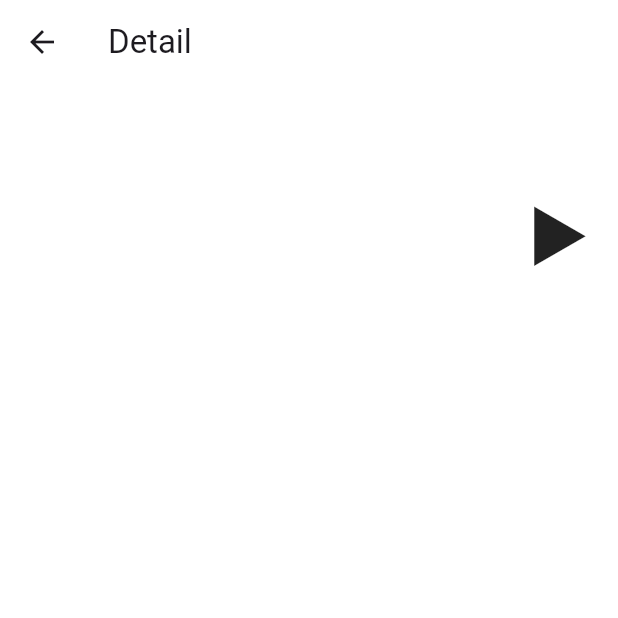
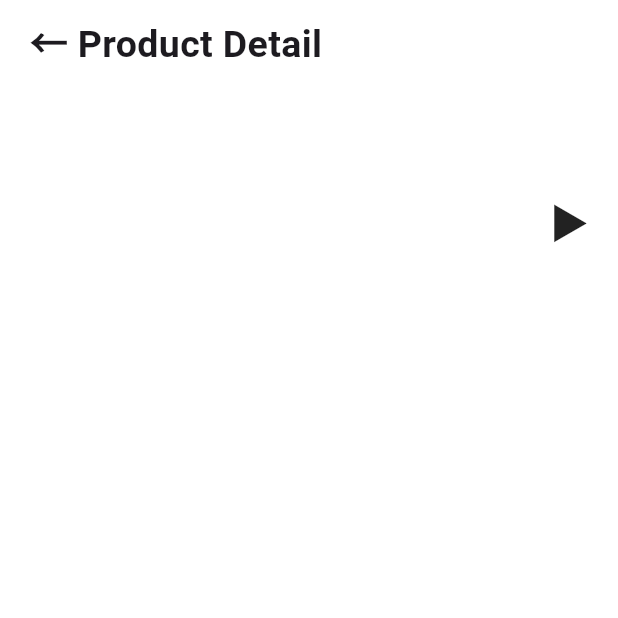
Before and after one commit to YSLee-Dev/FLUTTER-Product, a Flutter app: the DetailWidget screen opened directly, on a phone screen of 412 x 824 dp, the top half of it. Run offline on Flutter 3.47's test engine with Material 3 defaults, Android fonts, the phone set to English and light mode, and no system bars; network calls fail.

Commit message:
Design(Detail): AppBar를 사용하지 않고 title 구성 및 디자인 변경

```diff
--- a/lib/Presentation/Detail/DetailWidget.dart
+++ b/lib/Presentation/Detail/DetailWidget.dart
@@ -42,20 +42,26 @@ class _DetailWidgetState extends State<DetailWidget> {
     final _provider = context.watch<DetailViewModel>();
 
     return Scaffold(
-      appBar: AppBar(
       backgroundColor: Colors.white,
-        scrolledUnderElevation: 0,
-        title: Text("Detail"),
+      body: SafeArea(
+          child: Container(
+              padding: EdgeInsets.only(left: 20, right: 20, top: 10),
+              color: Colors.white,
+              child: Column(
+                crossAxisAlignment: CrossAxisAlignment.start,
+                children: [
+                  GestureDetector(
+                    onTap: () {
+                      Navigator.pop(context);
+                    },
+                    child: Text("← Product Detail", style: TextStyle(fontWeight: FontWeight.bold, fontSize: 25),)
                   ),
-      body: Container(
-        padding: EdgeInsets.only(left: 20, right: 20),
-        color: Colors.white,
-        child: ListView(
+                  Expanded(child: ListView(
                     children: [
                       SizedBox(
                           height: 200,
                           child: Stack(
-                alignment: Alignment.center,
+                            alignment: Alignment.bottomCenter,
                             children: [
                               PageView.builder(
                                   scrollDirection: Axis.horizontal,
@@ -80,12 +86,12 @@ class _DetailWidgetState extends State<DetailWidget> {
                               if (!imageWidgetLeftArrowisHideen)
                                 Container(
                                   alignment: Alignment.centerLeft,
-                      child: Text("◀", style: TextStyle(fontSize: 40, fontWeight: FontWeight.w600, color: Colors.black87),),
+                                  child: Text("◀", style: TextStyle(fontSize: 25, fontWeight: FontWeight.w600, color: Colors.black87),),
                                 ),
                               if (!imageWidgetRightArrowisHideen)
                                 Container(
                                   alignment: Alignment.centerRight,
-                      child: Text("▶", style: TextStyle(fontSize: 40, fontWeight: FontWeight.w600, color: Colors.black87)),
+                                  child: Text("▶", style: TextStyle(fontSize: 25, fontWeight: FontWeight.w600, color: Colors.black87)),
                                 )
                             ],
                           )
@@ -93,6 +99,10 @@ class _DetailWidgetState extends State<DetailWidget> {
                     ],
                   )
                   )
+                ],
+              )
+          )
+      )
     );
   }
 }
```
Lines whose indentation alone changed are shown as unchanged.
